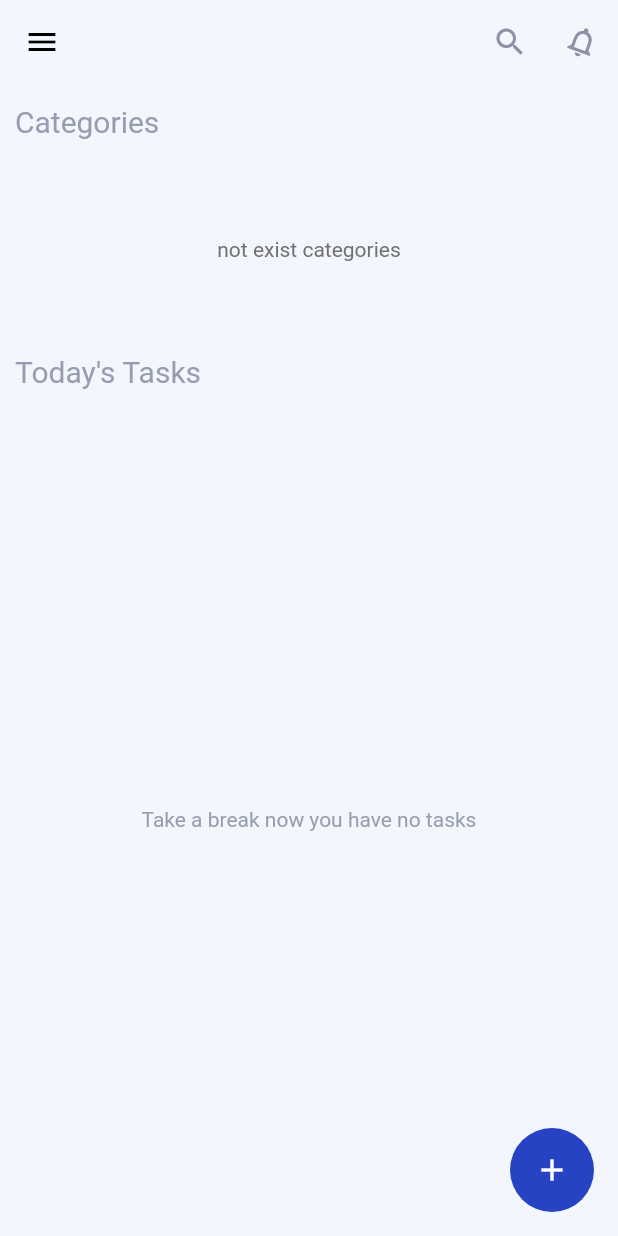
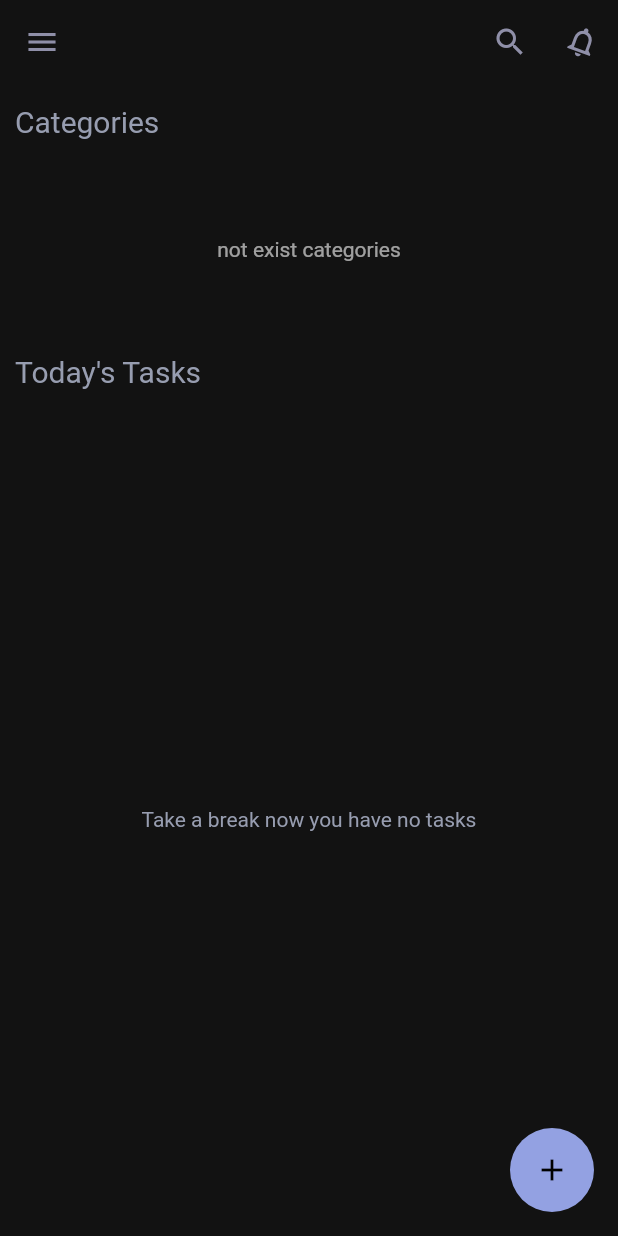
Before and after one commit to EngrTAHAR-Noureddine/ToDoList, a Flutter app: the screen it shows after launch, on a phone screen of 412 x 824 dp. Run offline on Flutter 3.47's test engine with Material 2 defaults, Android fonts, the phone set to English and light mode, and no system bars; drawn by our look-alikes of flutter_advanced_drawer; our stand-ins replace flutter_slidable, sqflite; accounts and stored records are empty.

Commit message:
fix color of background of drawer and menu icon

```diff
--- a/lib/main.dart
+++ b/lib/main.dart
@@ -55,7 +55,7 @@ class MyApp extends StatelessWidget {
                     floatingActionButtonTheme: FloatingActionButtonThemeData(
                       backgroundColor: Color(0xFF000000), //11
                       focusColor: Color(0xFF020417), //12
-          //E6FFFB
+                        foregroundColor:Color(0xFF2643C4),
                       hoverColor: Color(0xFFF4F6FD),
 
                     ),
@@ -97,6 +97,7 @@ class MyApp extends StatelessWidget {
                       backgroundColor: Color(0xFFADADAD), //11
                       focusColor: Color(0xDEFFFFFF), //12
                       hoverColor: Color(0xFF262626),
+                      foregroundColor: Color(0xFFF4F6FD)
 
                     ),
                     canvasColor: Color(0xFFF99FA6),
@@ -111,7 +112,7 @@ class MyApp extends StatelessWidget {
 
 
                   ),
-                  themeMode: ThemeMode.system,
+                  themeMode: ThemeMode.dark,
                   home: Home(),
                 );
               }
```
Also changed, not shown: lib/Models/task_model.dart (+5 -5 lines), lib/View/home_view.dart (+7 -6 lines).
